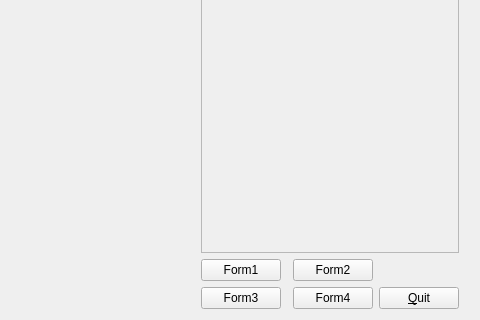
First picture: the form in mainwindow.ui, repository SangHyeon/Qt5_test, before the edit; both pictures show x 320 to 800 and y 130 to 450 of the 800 by 450 pixel window.
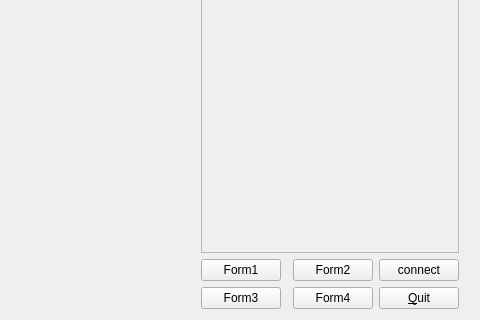
Second picture: the form after the edit. Custom widgets are drawn as their Qt base class.

Patch:
```diff
--- a/mainwindow.ui
+++ b/mainwindow.ui
@@ -75,6 +75,13 @@
         </property>
        </widget>
       </item>
+      <item row="1" column="3">
+       <widget class="QPushButton" name="connectButton">
+        <property name="text">
+         <string>connect</string>
+        </property>
+       </widget>
+      </item>
      </layout>
     </item>
    </layout>
```
